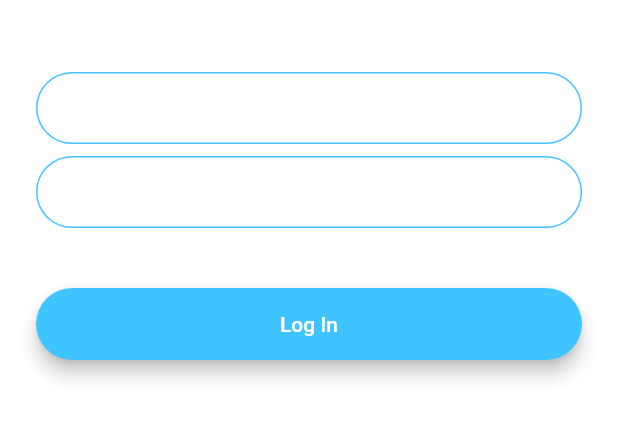
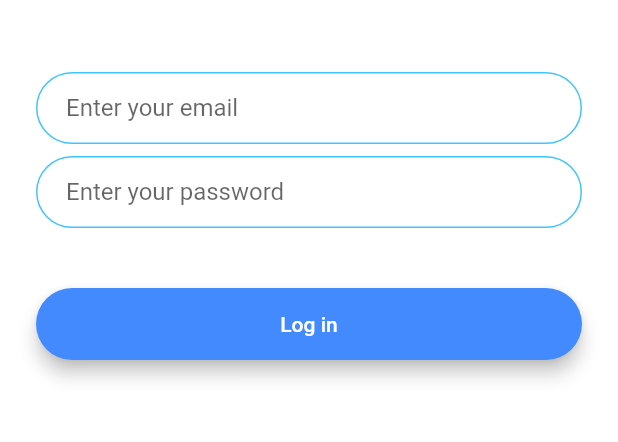
Before and after one commit to Flutter-Refs/flash-chat, a Flutter app: the LoginScreen screen opened by its route, on a phone screen of 412 x 824 dp, the part 576-1018 px from its top. Run offline on Flutter 3.47's test engine with Material 2 defaults, Android fonts, the phone set to English and light mode, and no system bars; our stand-ins replace animated_text_kit.

Commit message:
Refactored code: extracted input decoration into constants and get rid of dark theme

```diff
--- a/lib/main.dart
+++ b/lib/main.dart
@@ -14,11 +14,6 @@ class FlashChat extends StatelessWidget {
   @override
   Widget build(BuildContext context) {
     return MaterialApp(
-      theme: ThemeData.dark().copyWith(
-        textTheme: TextTheme(
-          bodyLarge: TextStyle(color: Colors.black54),
-        ),
-      ),
       initialRoute: WelcomeScreen.route,
       routes: {
         WelcomeScreen.route: (context) => WelcomeScreen(),
--- a/lib/pages/login_screen.dart
+++ b/lib/pages/login_screen.dart
@@ -1,6 +1,7 @@
 // ignore_for_file: prefer_const_constructors, library_private_types_in_public_apilogo.png
 
 import 'package:flash_chat/utilities/constants.dart';
+import 'package:flash_chat/widgets/auth_button.dart';
 import 'package:flutter/material.dart';
 
 class LoginScreen extends StatefulWidget {
@@ -37,20 +38,8 @@ class _LoginScreenState extends State<LoginScreen> {
               onChanged: (value) {
                 //Do something with the user input.
               },
-              decoration: InputDecoration(
+              decoration: kTextFieldDecoration.copyWith(
                 hintText: 'Enter your email',
-                contentPadding: EdgeInsets.symmetric(vertical: 10.0, horizontal: 20.0),
-                border: OutlineInputBorder(
-                  borderRadius: BorderRadius.all(Radius.circular(32.0)),
-                ),
-                enabledBorder: OutlineInputBorder(
-                  borderSide: BorderSide(color: Colors.lightBlueAccent, width: 1.0),
-                  borderRadius: BorderRadius.all(Radius.circular(32.0)),
-                ),
-                focusedBorder: OutlineInputBorder(
-                  borderSide: BorderSide(color: Colors.lightBlueAccent, width: 2.0),
-                  borderRadius: BorderRadius.all(Radius.circular(32.0)),
-                ),
               ),
             ),
             SizedBox(
@@ -60,42 +49,20 @@ class _LoginScreenState extends State<LoginScreen> {
               onChanged: (value) {
                 //Do something with the user input.
               },
-              decoration: InputDecoration(
-                hintText: 'Enter your password.',
-                contentPadding: EdgeInsets.symmetric(vertical: 10.0, horizontal: 20.0),
-                border: OutlineInputBorder(
-                  borderRadius: BorderRadius.all(Radius.circular(32.0)),
-                ),
-                enabledBorder: OutlineInputBorder(
-                  borderSide: BorderSide(color: Colors.lightBlueAccent, width: 1.0),
-                  borderRadius: BorderRadius.all(Radius.circular(32.0)),
-                ),
-                focusedBorder: OutlineInputBorder(
-                  borderSide: BorderSide(color: Colors.lightBlueAccent, width: 2.0),
-                  borderRadius: BorderRadius.all(Radius.circular(32.0)),
-                ),
+              decoration: kTextFieldDecoration.copyWith(
+                hintText: 'Enter your password',
               ),
+              obscureText: true,
             ),
             SizedBox(
               height: 24.0,
             ),
-            Padding(
-              padding: EdgeInsets.symmetric(vertical: 16.0),
-              child: Material(
-                color: Colors.lightBlueAccent,
-                borderRadius: BorderRadius.all(Radius.circular(30.0)),
-                elevation: 5.0,
-                child: MaterialButton(
-                  onPressed: () {
-                    //Implement login functionality.
-                  },
-                  minWidth: 200.0,
-                  height: 42.0,
-                  child: Text(
-                    'Log In',
-                  ),
-                ),
-              ),
+            AuthButton(
+              text: 'Log in',
+              colour: Colors.blueAccent,
+              onTapped: () {
+                // implement login functionality
+              },
             ),
           ],
         ),
--- a/lib/utilities/constants.dart
+++ b/lib/utilities/constants.dart
@@ -18,4 +18,19 @@ const kMessageContainerDecoration = BoxDecoration(
   ),
 );
 
+const kTextFieldDecoration = InputDecoration(
+  contentPadding: EdgeInsets.symmetric(vertical: 10.0, horizontal: 20.0),
+  border: OutlineInputBorder(
+    borderRadius: BorderRadius.all(Radius.circular(32.0)),
+  ),
+  enabledBorder: OutlineInputBorder(
+    borderSide: BorderSide(color: Colors.lightBlueAccent, width: 1.0),
+    borderRadius: BorderRadius.all(Radius.circular(32.0)),
+  ),
+  focusedBorder: OutlineInputBorder(
+    borderSide: BorderSide(color: Colors.lightBlueAccent, width: 2.0),
+    borderRadius: BorderRadius.all(Radius.circular(32.0)),
+  ),
+);
+
 const String kHeroImageTag = 'logo';
--- /dev/null
+++ b/lib/widgets/auth_button.dart
@@ -0,0 +1,37 @@
+import 'package:flutter/material.dart';
+
+class AuthButton extends StatelessWidget {
+  final String text;
+  final Color colour;
+  final VoidCallback onTapped;
+
+  AuthButton({
+    super.key,
+    required this.text,
+    required this.colour,
+    required this.onTapped,
+  });
+
+  @override
+  Widget build(BuildContext context) {
+    return Padding(
+      padding: EdgeInsets.symmetric(vertical: 16.0),
+      child: Material(
+        elevation: 5.0,
+        color: colour,
+        borderRadius: BorderRadius.circular(30.0),
+        child: MaterialButton(
+          onPressed: onTapped,
+          minWidth: 200.0,
+          height: 42.0,
+          child: Text(
+            text,
+            style: TextStyle(
+              color: Colors.white,
+            ),
+          ),
+        ),
+      ),
+    );
+  }
+}
```
Also changed, not shown: lib/pages/registration_screen.dart (+17 -44 lines), lib/pages/welcome_screen.dart (+13 -44 lines), 1 other file.
